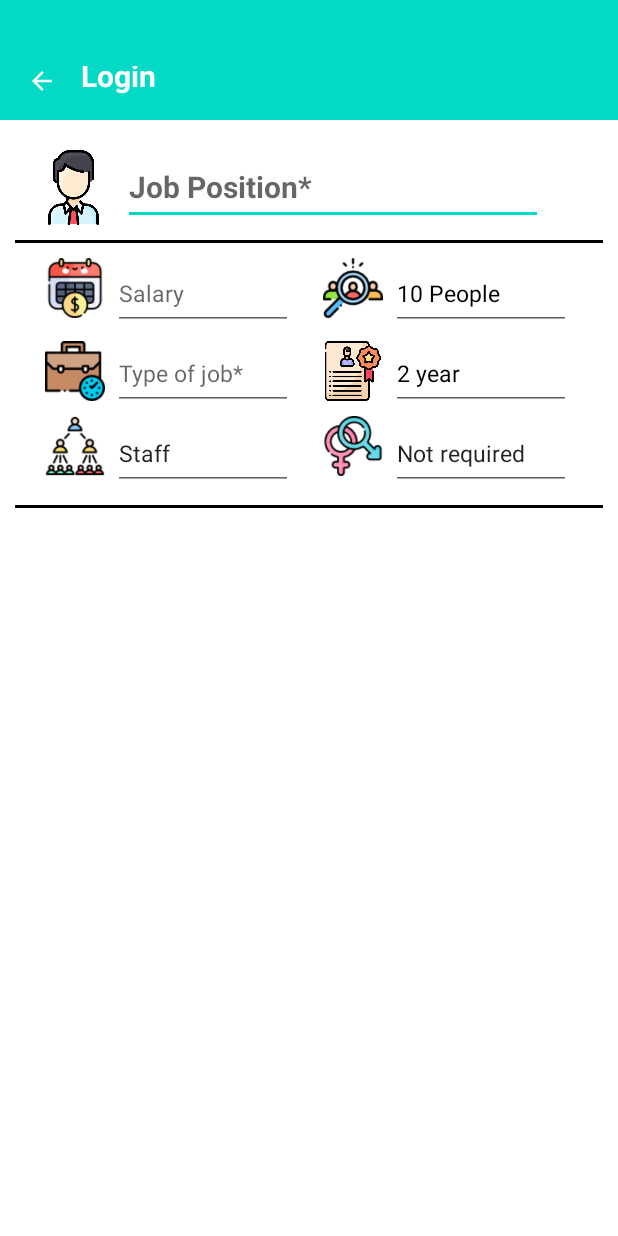
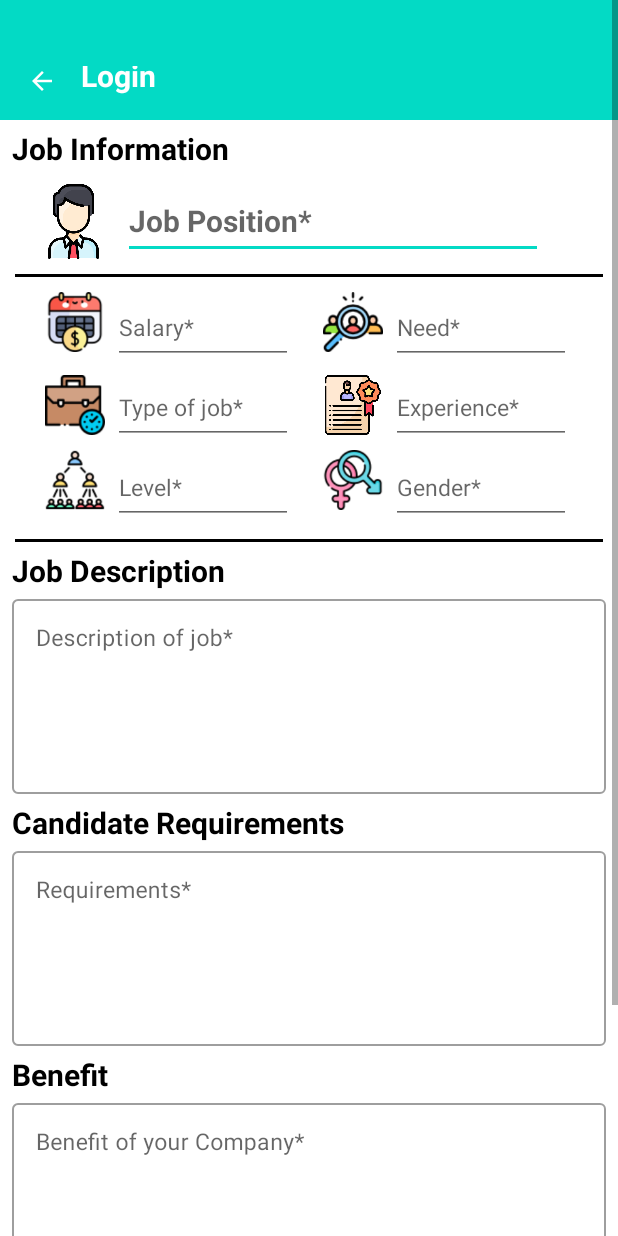
Before and after one commit to NekoNo001/GoJob, an Android app: the jobCreate screen opened directly, with no data from a screen before it, on a phone screen of 412 x 824 dp. Run offline under Robolectric (Android 15) with nearby library versions, the phone set to English and light mode, and no system bars.

Commit message:
new company collection

```diff
--- a/app/src/main/AndroidManifest.xml
+++ b/app/src/main/AndroidManifest.xml
@@ -19,10 +19,12 @@
         tools:targetApi="31">
         <activity
             android:name=".activity.jobCreate"
-            android:exported="false" />
+            android:exported="false"
+            android:windowSoftInputMode="adjustPan"/>
         <activity
             android:name=".activity.CompanycolletionActivity"
-            android:exported="true">
+            android:exported="true"
+            android:windowSoftInputMode="adjustPan">
             <intent-filter>
                 <action android:name="android.intent.action.MAIN" />
 
--- a/app/src/main/java/com/b1906478/gojob/activity/CompanycolletionActivity.java
+++ b/app/src/main/java/com/b1906478/gojob/activity/CompanycolletionActivity.java
@@ -116,7 +116,7 @@ public class CompanycolletionActivity extends AppCompatActivity {
                             }
                         });
                     }
-                    Intent i = new Intent(CompanycolletionActivity.this,JobseakercolletionActivity2.class);
+                    Intent i = new Intent(CompanycolletionActivity.this,jobCreate.class);
                     startActivity(i);
                 }
 
--- a/app/src/main/res/layout/activity_job_create.xml
+++ b/app/src/main/res/layout/activity_job_create.xml
@@ -21,30 +21,41 @@
             app:layout_constraintStart_toStartOf="parent"
             app:layout_constraintTop_toTopOf="parent" />
 
+        <TextView
+            android:id="@+id/information"
+            android:layout_width="match_parent"
+            android:layout_height="match_parent"
+            android:text="Job Information"
+            android:layout_marginStart="8dp"
+            android:layout_marginTop="5dp"
+            android:textSize="20sp"
+            android:textStyle="bold"
+            app:layout_constraintTop_toBottomOf="@+id/toolbarid" />
+
         <EditText
             android:id="@+id/jobPosition"
             android:layout_width="280dp"
             android:layout_height="50dp"
             android:layout_marginEnd="50dp"
+            android:layout_marginTop="10dp"
             android:gravity="center_vertical"
-            android:hint="Job Position*"
-            android:layout_marginTop="20dp"
+            android:hint="@string/JobPosition"
             android:singleLine="true"
-            android:textSize="20dp"
+            android:textSize="20sp"
             android:textStyle="bold"
             app:layout_constraintEnd_toEndOf="parent"
-            app:layout_constraintTop_toBottomOf="@+id/toolbarid" />
+            app:layout_constraintTop_toBottomOf="@+id/information" />
 
         <ImageView
             android:id="@+id/personid"
             android:layout_width="50dp"
             android:layout_height="50dp"
-            android:layout_marginTop="20dp"
+            android:layout_marginTop="10dp"
             android:layout_marginStart="15dp"
             android:background="@drawable/man"
             app:layout_constraintEnd_toStartOf="@id/jobPosition"
             app:layout_constraintStart_toStartOf="parent"
-            app:layout_constraintTop_toBottomOf="@+id/toolbarid" />
+            app:layout_constraintTop_toBottomOf="@+id/information" />
 
         <View
             android:id="@+id/line1"
@@ -89,7 +100,7 @@
             android:layout_marginStart="5dp"
             android:layout_marginTop="10dp"
             android:singleLine="true"
-            android:hint="Salary"
+            android:hint="Salary*"
             android:textColor="@color/darkmodedfont"
             app:layout_constraintEnd_toStartOf="@id/imgNumOfrecut"
             app:layout_constraintStart_toEndOf="@id/addressic"
@@ -126,7 +137,7 @@
             android:imeOptions="actionNext"
             android:layout_marginTop="10dp"
             android:singleLine="true"
-            android:text="10 People"
+            android:hint="Need*"
             android:textColor="@color/darkmodedfont"
             app:layout_constraintStart_toEndOf="@+id/imgNumOfrecut"
             app:layout_constraintTop_toBottomOf="@+id/line1" />
@@ -164,6 +175,7 @@
             android:layout_height="48dp"
             android:layout_marginTop="5dp"
             android:hint="Type of job*"
+            android:singleLine="true"
             app:layout_constraintStart_toEndOf="@id/addressic"
             app:layout_constraintTop_toBottomOf="@+id/typejob" />
 
@@ -197,8 +209,9 @@
             style="@style/fontJD"
             android:singleLine="true"
             android:gravity="center_vertical"
-            android:text="2 year"
+            android:hint="Experience*"
             android:layout_marginTop="5dp"
+            android:inputType="number"
             android:layout_height="48dp"
             android:textColor="@color/darkmodedfont"
             app:layout_constraintStart_toEndOf="@id/imgexp"
@@ -218,7 +231,8 @@
             style="@style/fontJD"
             android:gravity="center_vertical"
             android:layout_height="48dp"
-            android:text="Staff"
+            android:hint="Level*"
+            android:singleLine="true"
             android:layout_marginTop="5dp"
             app:layout_constraintStart_toEndOf="@+id/levelic"
             app:layout_constraintTop_toBottomOf="@+id/txttypejob" />
@@ -236,8 +250,9 @@
             style="@style/fontJD"
             android:layout_height="48dp"
             android:gravity="center_vertical"
-            android:text="Not required"
+            android:hint="Gender*"
             android:layout_marginTop="5dp"
+            android:singleLine="true"
             app:layout_constraintStart_toEndOf="@+id/icgender"
             app:layout_constraintTop_toBottomOf="@+id/txttypejob" />
 
@@ -254,23 +269,126 @@
             app:layout_constraintTop_toBottomOf="@+id/txtgender"
             android:layout_marginTop="10dp"/>
 
+        <TextView
+            android:id="@+id/jobdescription"
+            android:layout_width="match_parent"
+            android:layout_height="match_parent"
+            android:text="@string/job_description"
+            android:layout_marginStart="8dp"
+            android:layout_marginTop="5dp"
+            android:textStyle="bold"
+            android:textSize="20sp"
+            app:layout_constraintTop_toBottomOf="@+id/line2" />
+
+        <com.google.android.material.textfield.TextInputLayout
+            android:id="@+id/view1"
+            style="@style/Widget.MaterialComponents.TextInputLayout.OutlinedBox"
+            android:layout_width="match_parent"
+            android:layout_height="wrap_content"
+            android:layout_marginHorizontal="8dp"
+            android:hint="@string/Description"
+            app:layout_constraintEnd_toEndOf="parent"
+            app:layout_constraintStart_toStartOf="parent"
+            app:layout_constraintTop_toBottomOf="@+id/jobdescription">
+
+            <EditText
+                android:id="@+id/txtjobdescription"
+                android:layout_width="match_parent"
+                android:layout_height="130dp"
+                android:gravity="top"
+                android:inputType="textMultiLine"
+                android:overScrollMode="always"
+                android:scrollbarStyle="insideInset"
+                android:scrollbars="vertical"
+                android:scrollHorizontally="false" />
+
+        </com.google.android.material.textfield.TextInputLayout>
+
+        <TextView
+            android:id="@+id/candidateRequirements"
+            android:layout_width="match_parent"
+            android:layout_height="match_parent"
+            android:text="@string/candidate_requirements"
+            android:textSize="20sp"
+            android:layout_marginStart="8dp"
+            android:layout_marginTop="5dp"
+            android:textStyle="bold"
+            app:layout_constraintTop_toBottomOf="@+id/view1" />
+
+        <com.google.android.material.textfield.TextInputLayout
+            android:id="@+id/view2"
+            style="@style/Widget.MaterialComponents.TextInputLayout.OutlinedBox"
+            android:layout_width="match_parent"
+            android:layout_height="wrap_content"
+            android:layout_marginHorizontal="8dp"
+            android:hint="@string/Requirements"
+            app:layout_constraintEnd_toEndOf="parent"
+            app:layout_constraintStart_toStartOf="parent"
+            app:layout_constraintTop_toBottomOf="@+id/candidateRequirements">
+
+            <EditText
+                android:id="@+id/txtSkill"
+                android:layout_width="match_parent"
+                android:layout_height="130dp"
+                android:gravity="top"
+                android:inputType="textMultiLine"
+                android:overScrollMode="always"
+                android:scrollbarStyle="insideInset"
+                android:scrollbars="vertical"
+                android:scrollHorizontally="false" />
+
+        </com.google.android.material.textfield.TextInputLayout>
+
+        <TextView
+            android:id="@+id/benefit"
+            android:layout_width="match_parent"
+            android:layout_height="match_parent"
+            android:text="@string/benefit"
+            android:textSize="20sp"
+            android:layout_marginStart="8dp"
+            android:layout_marginTop="5dp"
+            android:textStyle="bold"
+            app:layout_constraintTop_toBottomOf="@+id/view2" />
+
+        <com.google.android.material.textfield.TextInputLayout
+            android:id="@+id/view3"
+            style="@style/Widget.MaterialComponents.TextInputLayout.OutlinedBox"
+            android:layout_width="match_parent"
+            android:layout_height="wrap_content"
+            android:layout_marginHorizontal="8dp"
+            android:hint="@string/Benefitof"
+            app:layout_constraintEnd_toEndOf="parent"
+            app:layout_constraintStart_toStartOf="parent"
+            app:layout_constraintTop_toBottomOf="@+id/benefit">
+
+            <EditText
+                android:id="@+id/txtbenefit"
+                android:layout_width="match_parent"
+                android:layout_height="130dp"
+                android:gravity="top"
+                android:inputType="textMultiLine"
+                android:overScrollMode="always"
+                android:scrollbarStyle="insideInset"
+                android:scrollbars="vertical"
+                android:scrollHorizontally="false" />
+
+        </com.google.android.material.textfield.TextInputLayout>
 
         <Button
             android:id="@+id/btnNext"
             android:layout_width="match_parent"
             android:layout_height="wrap_content"
-            android:layout_marginStart="50dp"
-            android:layout_marginEnd="50dp"
-            android:layout_marginBottom="50dp"
+            android:layout_margin="50dp"
             android:background="@drawable/round_bg"
             android:gravity="center"
             android:text="@string/next"
             android:textColor="@color/white"
             android:textStyle="bold"
-            android:visibility="gone"
             app:layout_constraintBottom_toBottomOf="parent"
             app:layout_constraintEnd_toEndOf="parent"
-            app:layout_constraintStart_toStartOf="parent" />
+            app:layout_constraintStart_toStartOf="parent"
+            app:layout_constraintTop_toBottomOf="@+id/view3" />
+
 
     </androidx.constraintlayout.widget.ConstraintLayout>
 
--- a/app/src/main/res/layout/activity_jobseekercolletion2.xml
+++ b/app/src/main/res/layout/activity_jobseekercolletion2.xml
@@ -36,10 +36,9 @@
             <EditText
                 android:id="@+id/txtSkill"
                 android:layout_width="match_parent"
-                android:layout_height="wrap_content"
+                android:layout_height="130dp"
                 android:gravity="top"
                 android:inputType="textMultiLine"
-                android:lines="5"
                 android:overScrollMode="always"
                 android:scrollbarStyle="insideInset"
                 android:scrollbars="vertical"
@@ -105,9 +104,8 @@
             <EditText
                 android:id="@+id/txtcer"
                 android:layout_width="match_parent"
-                android:layout_height="wrap_content"
+                android:layout_height="130dp"
                 android:inputType="textMultiLine"
-                android:lines="5"
                 android:gravity="top"
                 android:overScrollMode="always"
                 android:scrollbars="vertical"
@@ -133,9 +131,8 @@
             <EditText
                 android:id="@+id/txtinterest"
                 android:layout_width="match_parent"
-                android:layout_height="wrap_content"
+                android:layout_height="130dp"
                 android:inputType="textMultiLine"
-                android:lines="5"
                 android:gravity="top"
                 android:overScrollMode="always"
                 android:scrollbars="vertical"
@@ -161,9 +158,8 @@
             <EditText
                 android:id="@+id/txtworkExperian"
                 android:layout_width="match_parent"
-                android:layout_height="wrap_content"
+                android:layout_height="130dp"
                 android:inputType="textMultiLine"
-                android:lines="5"
                 android:gravity="top"
                 android:overScrollMode="always"
                 android:scrollbars="vertical"
--- a/app/src/main/res/layout/card.xml
+++ b/app/src/main/res/layout/card.xml
@@ -306,7 +306,7 @@
                 android:layout_marginStart="8dp"
                 android:layout_marginTop="5dp"
                 android:textStyle="bold"
-                android:text="Job Description"
+                android:text="@string/job_description"
                 android:textSize="20dp"/>
 
             <TextView
@@ -327,7 +327,7 @@
                 android:layout_marginStart="8dp"
                 android:layout_marginTop="5dp"
                 android:textStyle="bold"
-                android:text="Candidate Requirements"
+                android:text="@string/candidate_requirements"
                 android:textSize="20dp"/>
 
             <TextView
@@ -348,7 +348,7 @@
                 android:layout_marginStart="8dp"
                 android:layout_marginTop="5dp"
                 android:textStyle="bold"
-                android:text="Benefit"
+                android:text="@string/benefit"
                 android:textSize="20dp"/>
 
             <TextView
--- a/app/src/main/res/values/strings.xml
+++ b/app/src/main/res/values/strings.xml
@@ -59,5 +59,12 @@
     <string name="level">Level</string>
     <string name="people">\ people</string>
     <string name="year">\ year</string>
+    <string name="job_description">Job Description</string>
+    <string name="candidate_requirements">Candidate Requirements</string>
+    <string name="Requirements">Requirements*</string>
+    <string name="Description">Description of job*</string>
+    <string name="JobPosition">Job Position*</string>
+    <string name="benefit">Benefit</string>
+    <string name="Benefitof">Benefit of your Company*</string>
 
 </resources>
```
